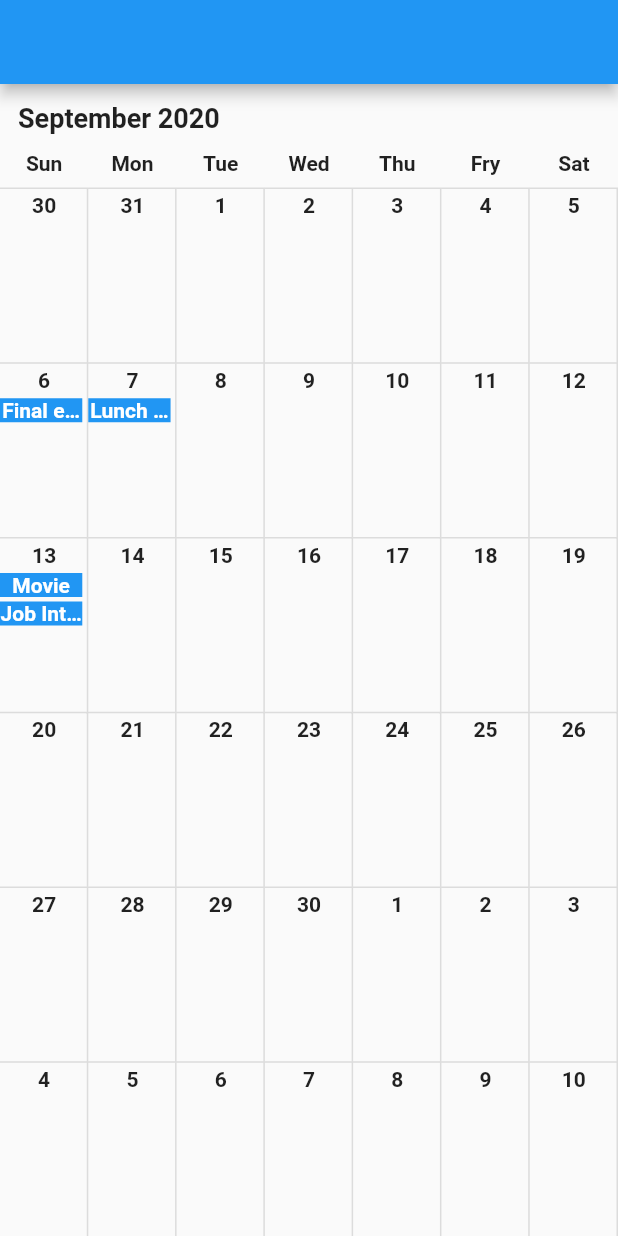
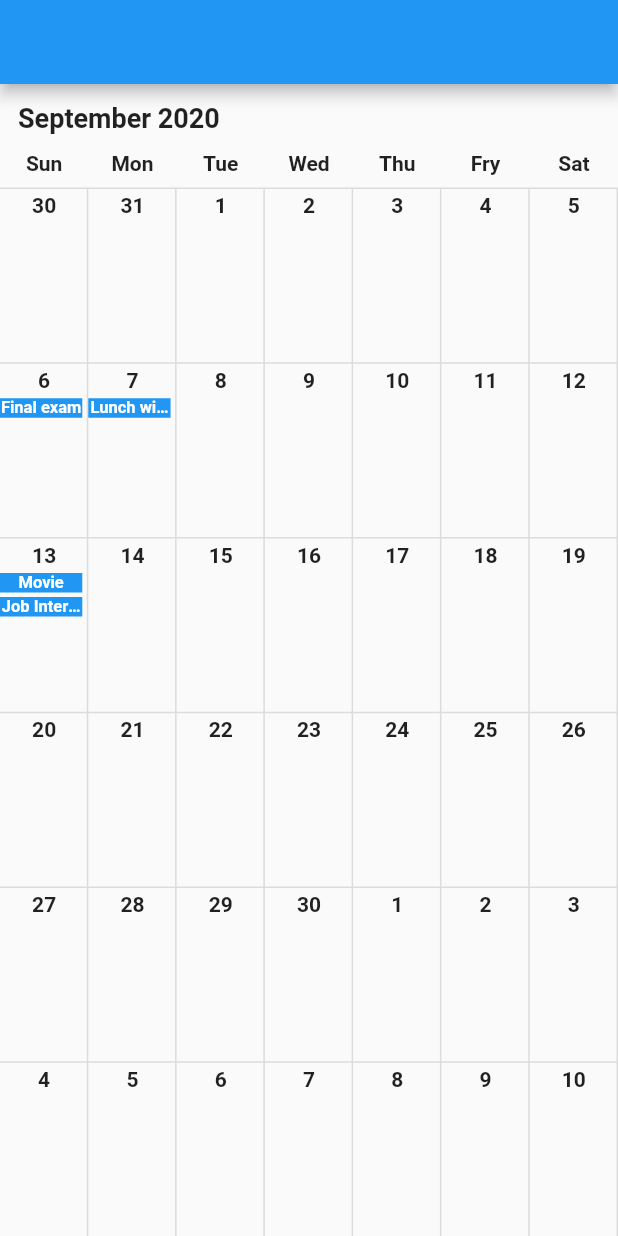
Before and after one commit to santa112358/cell_calendar_develop, a Flutter app: the screen it shows after launch, on a phone screen of 412 x 824 dp. Run offline on Flutter 3.47's test engine with Material 2 defaults, Android fonts, the phone set to English and light mode, and no system bars.

```diff
--- a/lib/cell_calendar/widget/components/days_row.dart
+++ b/lib/cell_calendar/widget/components/days_row.dart
@@ -55,14 +55,17 @@ class DayCell extends StatelessWidget {
                   style: TextStyle(fontWeight: FontWeight.bold),
                 ),
               ),
-              Column(
+              Selector<CalendarStateController, List<CalendarEvent>>(
+                builder: (context, events, _) => Column(
                   children: Provider.of<CalendarStateController>(context)
                       .eventsOnTheDay(date)
                       .map(
                         (event) => EventLabel(event),
                       )
                       .toList(),
-              )
+                ),
+                selector: (context, controller) => controller.events,
+              ),
             ],
           ),
         ),
@@ -84,8 +87,10 @@ class EventLabel extends StatelessWidget {
       color: event.eventBackgroundColor,
       child: Text(
         event.eventName,
-        style:
-            TextStyle(color: event.eventTextColor, fontWeight: FontWeight.bold),
+        style: TextStyle(
+            color: event.eventTextColor,
+            fontWeight: FontWeight.bold,
+            fontSize: 11),
         textAlign: TextAlign.center,
         overflow: TextOverflow.ellipsis,
       ),
```
Lines whose indentation alone changed are shown as unchanged.
